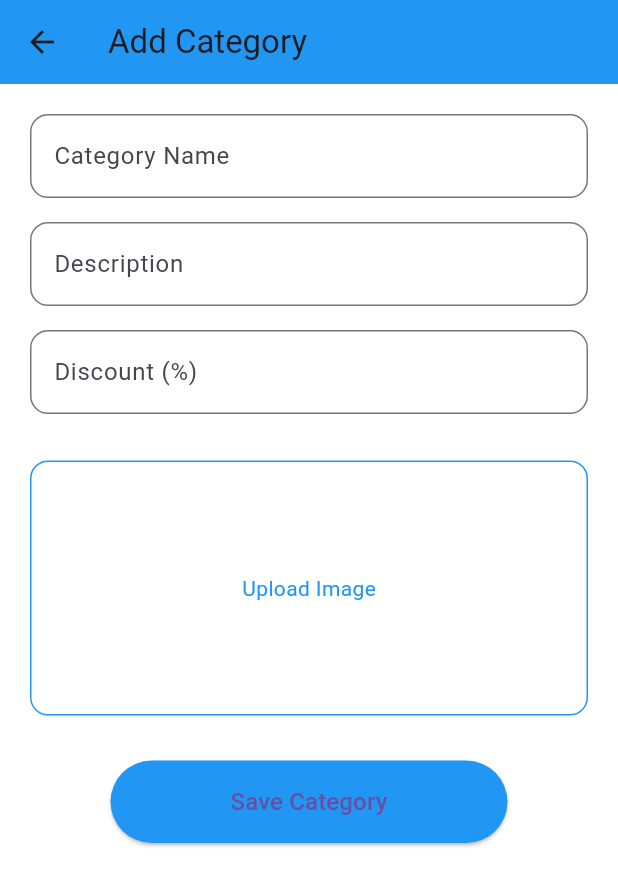
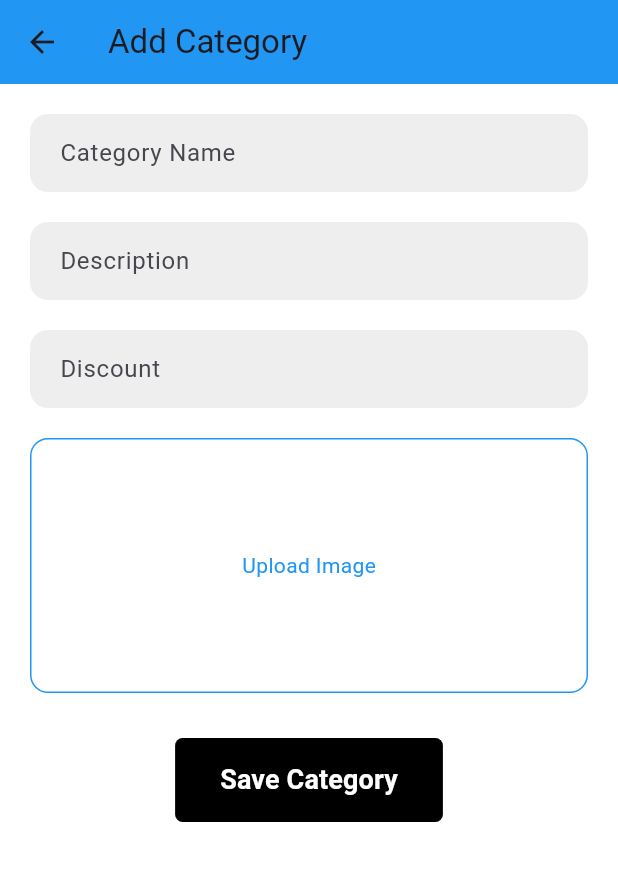
Before and after one commit to SadeelAboalrub/task1_menitech, a Flutter app: the AddCategoryPage screen opened directly, on a phone screen of 412 x 824 dp. Shown: the top 886 px of the screen. Run offline on Flutter 3.47's test engine with Material 3 defaults, Android fonts, the phone set to English and light mode, and no system bars; our stand-ins replace cloud_firestore, firebase_auth, firebase_core, firebase_storage, google_fonts, image_picker; accounts and stored records are empty; statements that could not run were skipped.

Commit message:
update: latest project changes

```diff
--- a/lib/common/widgets/customButton.dart
+++ b/lib/core/widgets/customButton.dart
@@ -14,7 +14,7 @@ class CustomButton extends StatelessWidget{
   Widget build(BuildContext context) {
     return ElevatedButton(
       style: ElevatedButton.styleFrom(
-        backgroundColor: const Color.fromARGB(255, 31, 103, 163),
+        backgroundColor: const Color.fromARGB(255, 0, 0, 0),
         foregroundColor: Colors.white,
         padding: const EdgeInsets.symmetric(
           horizontal: 30,
--- /dev/null
+++ b/lib/features/admin/presentation/ProductListPage.dart
@@ -0,0 +1 @@
+// TODO Implement this library.
--- a/lib/admin_pages/add_categories.dart
+++ b/lib/features/admin/presentation/add_categories.dart
@@ -1,7 +1,9 @@
 import 'dart:io';
 import 'package:cloud_firestore/cloud_firestore.dart';
+import 'package:first_task/core/widgets/customButton.dart';
+import 'package:first_task/core/widgets/customTextFeild.dart';
+import 'package:first_task/features/admin/presentation/add_products.dart';
 //import 'package:firebase_storage/firebase_storage.dart';
-import 'package:first_task/adminPages/ProductListPage.dart';
 import 'package:flutter/material.dart';
 import 'package:image_picker/image_picker.dart';
 
@@ -91,11 +93,19 @@ class _AddCategoryPageState extends State<AddCategoryPage> {
         padding: EdgeInsets.all(20),
         child: Column(
           children: [
-            buildField("Category Name", nameCtrl),
-            buildField("Description", descCtrl),
-            buildField("Discount (%)", discountCtrl, number: true),
 
-            SizedBox(height: 15),
+            CustomTextField(hint: "Category Name"),
+
+            SizedBox(height: 20),
+
+            CustomTextField(hint: "Description"),
+
+            SizedBox(height: 20),
+
+            CustomTextField(hint: "Discount"),
+
+            SizedBox(height: 20),
+
             GestureDetector(
               onTap: pickImage,
               child: Container(
@@ -120,16 +130,7 @@ class _AddCategoryPageState extends State<AddCategoryPage> {
             ),
 
             SizedBox(height: 30),
-            ElevatedButton(
-              onPressed: loading ? null : uploadCategory,
-              style: ElevatedButton.styleFrom(
-                backgroundColor: Colors.blue,
-                padding: EdgeInsets.symmetric(vertical: 16, horizontal: 80),
-              ),
-              child: loading
-                  ? CircularProgressIndicator(color: Colors.white)
-                  : Text("Save Category", style: TextStyle(fontSize: 16)),
-            ),
+            CustomButton(text: "Save Category", onPressed: uploadCategory),
           ],
         ),
       ),
--- a/lib/admin_pages/signup_page.dart
+++ b/lib/features/auth/presentation/signup_page.dart
@@ -1,9 +1,9 @@
+import 'package:first_task/core/widgets/customButton.dart';
+import 'package:first_task/core/widgets/customTextFeild.dart';
 import 'package:flutter/material.dart';
 import 'package:firebase_auth/firebase_auth.dart';
 import 'login_page.dart';
 import 'package:cloud_firestore/cloud_firestore.dart';
-import 'package:first_task/commonPages/customTextFeild.dart';
-import 'package:first_task/commonPages/customButton.dart';
 
 class SignupPage extends StatefulWidget {
   @override
--- a/lib/admin_pages/splash_screen.dart
+++ b/lib/features/auth/presentation/splash_screen.dart
@@ -1,7 +1,7 @@
 import 'package:flutter/material.dart';
 import 'dart:async';
 import 'package:google_fonts/google_fonts.dart';
-import 'package:first_task/commonPages/login_page.dart';
+import 'package:first_task/features/auth/presentation/login_page.dart';
 
 class SplashScreen extends StatefulWidget {
   const SplashScreen({super.key});
@@ -62,7 +62,7 @@ class _SplashScreenState extends State<SplashScreen> with SingleTickerProviderSt
             child: FadeTransition(
               opacity: _animation,
               child: Text(
-                "Gemora Jewellery",
+                "Fashions",
                 style: GoogleFonts.satisfy(
                   fontSize: 42,
                   fontWeight: FontWeight.bold,
--- a/lib/client_pages/profile_page.dart
+++ b/lib/features/client/presentation/profile_page.dart
@@ -4,7 +4,7 @@ import 'package:image_picker/image_picker.dart';
 import 'dart:io';
 import 'package:firebase_auth/firebase_auth.dart';
 import 'package:cloud_firestore/cloud_firestore.dart';
-import 'home_page.dart';
+import 'home/ui/home_page.dart';
 
 class ProfilePage extends StatefulWidget {
   const ProfilePage({super.key});
--- a/lib/main.dart
+++ b/lib/main.dart
@@ -1,7 +1,7 @@
 import 'package:flutter/material.dart';
 import 'package:firebase_core/firebase_core.dart';
-import 'firebase_options.dart';
-import 'commonPages/splash_screen.dart';
+import 'core/firebase_options.dart';
+import 'features/auth/presentation/splash_screen.dart';
 
 void main() async {
   WidgetsFlutterBinding.ensureInitialized();
```
Also changed, not shown: lib/core/res/app_colors.dart (added, +7 -0 lines), lib/features/admin/presentation/add_products.dart (renamed from lib/admin_pages/add_products.dart, +9 -9 lines), lib/features/admin/presentation/home/ui/admin_home_page.dart (renamed from lib/admin_pages/home/ui/admin_home_page.dart, +48 -65 lines), lib/features/auth/presentation/login_page.dart (renamed from lib/admin_pages/login_page.dart, +5 -5 lines), lib/features/client/presentation/brands_page.dart (added, +15 -0 lines), lib/features/client/presentation/home/ui/home_page.dart (renamed from lib/client_pages/home_page.dart, +4 -4 lines), lib/common/res/app_colors.dart (deleted), lib/core/firebase_options.dart (renamed from lib/firebase_options.dart), lib/core/widgets/customTextFeild.dart (renamed from lib/common/widgets/customTextFeild.dart), lib/features/client/domain/user_model.dart (renamed from lib/client_pages/models/user_model.dart), lib/features/client/presentation/cart_page.dart (renamed from lib/client_pages/cart_page.dart), lib/features/client/presentation/categories_page.dart (renamed from lib/client_pages/categories_page.dart), lib/features/client/presentation/filters.dart (renamed from lib/client_pages/filters.dart), lib/features/client/presentation/top_products_page.dart (renamed from lib/client_pages/top_products_page.dart).
